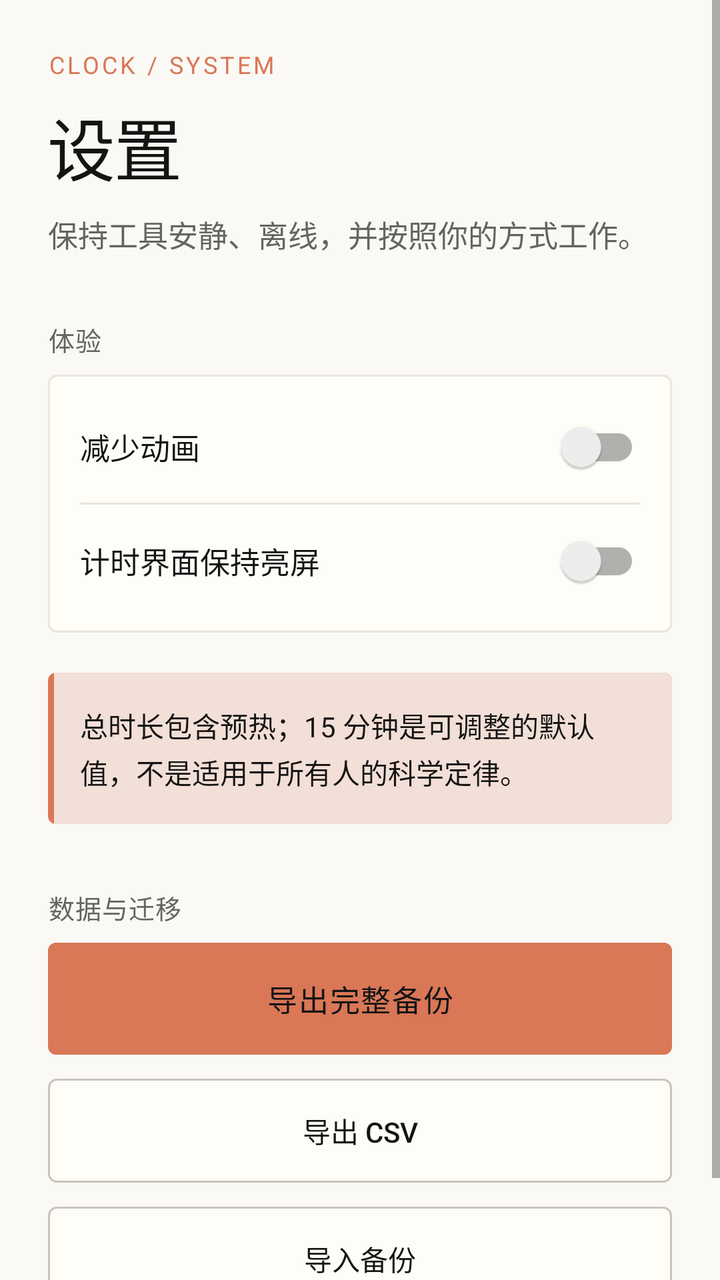
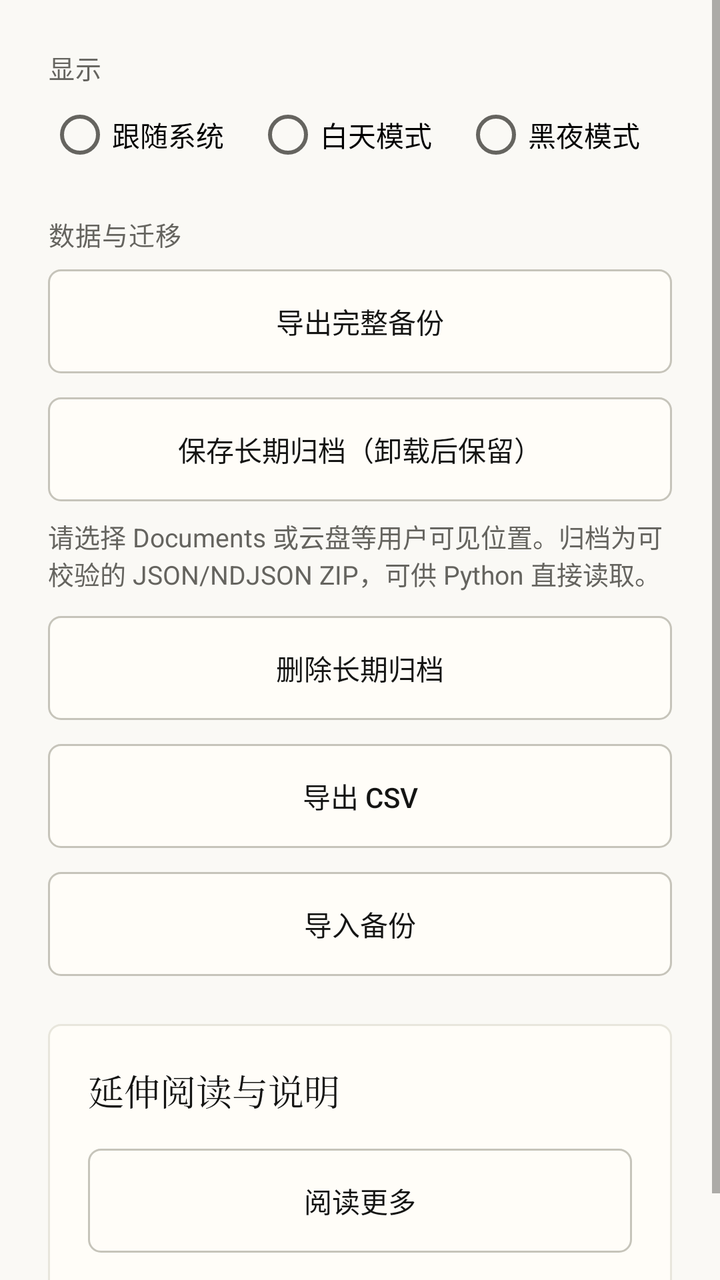

Before-and-after screenshots of an Android layout around one commit, followed by the original layout XML and the change that was made.
<!-- AndroidManifest.xml: application theme Theme.Clock -->
<!-- res/layout/fragment_settings.xml -->
<?xml version="1.0" encoding="utf-8"?>
<ScrollView xmlns:android="http://schemas.android.com/apk/res/android"
    android:layout_width="match_parent"
    android:layout_height="match_parent"
    android:clipToPadding="false"
    android:fillViewport="true">

    <LinearLayout
        android:layout_width="match_parent"
        android:layout_height="wrap_content"
        android:orientation="vertical"
        android:paddingHorizontal="@dimen/screen_gutter"
        android:paddingTop="@dimen/space_24"
        android:paddingBottom="@dimen/space_40">

        <TextView
            android:layout_width="wrap_content"
            android:layout_height="wrap_content"
            android:text="@string/settings_eyebrow"
            android:textAppearance="@style/Clock.Eyebrow" />

        <TextView
            android:layout_width="wrap_content"
            android:layout_height="wrap_content"
            android:layout_marginTop="@dimen/space_8"
            android:text="@string/settings_title"
            android:textAppearance="@style/Clock.ScreenTitle" />

        <TextView
            android:layout_width="match_parent"
            android:layout_height="wrap_content"
            android:layout_marginTop="@dimen/space_8"
            android:lineSpacingExtra="3dp"
            android:text="@string/settings_subtitle"
            android:textColor="@color/clock_on_surface_muted"
            android:textSize="15sp" />

        <TextView
            android:layout_width="wrap_content"
            android:layout_height="wrap_content"
            android:layout_marginTop="@dimen/space_32"
            android:text="@string/settings_behavior_section"
            android:textAppearance="@style/Clock.FieldLabel" />

        <LinearLayout
            android:layout_width="match_parent"
            android:layout_height="wrap_content"
            android:layout_marginTop="@dimen/space_8"
            android:background="@drawable/bg_card"
            android:orientation="vertical"
            android:paddingHorizontal="@dimen/space_16"
            android:paddingVertical="@dimen/space_8">

            <androidx.appcompat.widget.SwitchCompat
                android:id="@+id/reduce_motion"
                android:layout_width="match_parent"
                android:layout_height="wrap_content"
                android:minHeight="56dp"
                android:text="@string/settings_reduce_motion"
                android:textColor="@color/clock_on_surface"
                android:textSize="15sp" />

            <View
                android:layout_width="match_parent"
                android:layout_height="1dp"
                android:background="@color/clock_outline_soft" />

            <androidx.appcompat.widget.SwitchCompat
                android:id="@+id/keep_screen_on"
                android:layout_width="match_parent"
                android:layout_height="wrap_content"
                android:minHeight="56dp"
                android:text="@string/settings_keep_screen_on"
                android:textColor="@color/clock_on_surface"
                android:textSize="15sp" />
        </LinearLayout>

        <TextView
            android:layout_width="match_parent"
            android:layout_height="wrap_content"
            android:layout_marginTop="@dimen/space_20"
            android:background="@drawable/bg_note"
            android:lineSpacingExtra="3dp"
            android:padding="@dimen/space_16"
            android:text="@string/timer_semantics_note"
            android:textColor="@color/clock_on_surface"
            android:textSize="14sp" />

        <TextView
            android:layout_width="wrap_content"
            android:layout_height="wrap_content"
            android:layout_marginTop="@dimen/space_32"
            android:text="@string/settings_data_section"
            android:textAppearance="@style/Clock.FieldLabel" />

        <Button
            android:id="@+id/export_backup"
            style="@style/Clock.PrimaryButton"
            android:layout_width="match_parent"
            android:layout_marginTop="@dimen/space_8"
            android:text="@string/settings_export" />

        <Button
            android:id="@+id/export_csv"
            style="@style/Clock.SecondaryButton"
            android:layout_width="match_parent"
            android:layout_marginTop="@dimen/space_12"
            android:text="@string/settings_export_csv" />

        <Button
            android:id="@+id/import_backup"
            style="@style/Clock.SecondaryButton"
            android:layout_width="match_parent"
            android:layout_marginTop="@dimen/space_12"
            android:text="@string/settings_import" />
    </LinearLayout>
</ScrollView>
<!-- resources referenced by this layout -->
<resources>
  <dimen name="space_32">32dp</dimen>
  <!-- drawable bg_card (drawable) -->
  <shape xmlns:android="http://schemas.android.com/apk/res/android" android:shape="rectangle">
      <solid android:color="@color/clock_surface_raised" />
      <stroke android:width="1dp" android:color="@color/clock_outline_soft" />
      <corners android:radius="4dp" />
  </shape>
  <!-- drawable bg_note (drawable) -->
  <layer-list xmlns:android="http://schemas.android.com/apk/res/android">
      <item>
          <shape android:shape="rectangle">
              <solid android:color="@color/clock_primary" />
              <corners android:radius="4dp" />
          </shape>
      </item>
      <item android:left="3dp">
          <shape android:shape="rectangle">
              <solid android:color="@color/clock_primary_soft" />
              <corners android:topRightRadius="4dp" android:bottomRightRadius="4dp" />
          </shape>
      </item>
  </layer-list>
  <string name="settings_behavior_section">体验</string>
  <string name="settings_eyebrow">CLOCK / SYSTEM</string>
  <string name="settings_keep_screen_on">计时界面保持亮屏</string>
  <string name="settings_reduce_motion">减少动画</string>
  <string name="settings_subtitle">保持工具安静、离线，并按照你的方式工作。</string>
  <string name="settings_title">设置</string>
  <string name="timer_semantics_note">总时长包含预热；15 分钟是可调整的默认值，不是适用于所有人的科学定律。</string>
  <style name="Clock.Eyebrow" parent="TextAppearance.AppCompat.Caption">
          <item name="android:fontFamily">sans-serif-medium</item>
          <item name="android:textColor">@color/clock_primary</item>
          <item name="android:textSize">12sp</item>
          <item name="android:letterSpacing">0.12</item>
          <item name="android:textAllCaps">true</item>
      </style>
  <style name="Clock.PrimaryButton" parent="Widget.AppCompat.Button">
          <item name="android:layout_height">56dp</item>
          <item name="android:background">@drawable/bg_button_primary</item>
          <item name="android:backgroundTint">@null</item>
          <item name="android:fontFamily">sans-serif-medium</item>
          <item name="android:letterSpacing">0.04</item>
          <item name="android:stateListAnimator">@null</item>
          <item name="android:textAllCaps">false</item>
          <item name="android:textColor">@color/clock_on_primary</item>
          <item name="android:textSize">15sp</item>
      </style>
  <style name="Clock.ScreenTitle" parent="TextAppearance.AppCompat.Display1">
          <item name="android:fontFamily">serif</item>
          <item name="android:textColor">@color/clock_on_surface</item>
          <item name="android:textSize">34sp</item>
          <item name="android:textStyle">normal</item>
          <item name="android:letterSpacing">-0.02</item>
      </style>
  <style name="Theme.Clock" parent="Theme.AppCompat.DayNight.NoActionBar">
          <item name="android:fontFamily">sans-serif</item>
          <item name="android:windowBackground">@color/clock_background</item>
          <item name="android:windowLightStatusBar">true</item>
          <item name="android:navigationBarColor">@color/clock_background</item>
          <item name="android:statusBarColor">@color/clock_background</item>
          <item name="android:colorAccent">@color/clock_primary</item>
          <item name="colorPrimary">@color/clock_primary</item>
          <item name="colorAccent">@color/clock_primary</item>
          <item name="colorControlNormal">@color/clock_on_surface_muted</item>
          <item name="colorControlActivated">@color/clock_primary</item>
          <item name="android:colorButtonNormal">@color/clock_surface_raised</item>
          <item name="android:windowNoTitle">true</item>
          <item name="android:windowActionModeOverlay">true</item>
      </style>
  <color name="clock_primary">#D97757</color>
  <color name="clock_primary_soft">#F2DFD7</color>
  <!-- drawable bg_button_primary (drawable) -->
  <selector xmlns:android="http://schemas.android.com/apk/res/android">
      <item android:state_enabled="false">
          <shape android:shape="rectangle">
              <solid android:color="@color/clock_outline" />
              <corners android:radius="4dp" />
          </shape>
      </item>
      <item android:state_pressed="true">
          <shape android:shape="rectangle">
              <solid android:color="@color/clock_primary_soft" />
              <stroke android:width="1dp" android:color="@color/clock_primary" />
              <corners android:radius="4dp" />
          </shape>
      </item>
      <item>
          <shape android:shape="rectangle">
              <solid android:color="@color/clock_primary" />
              <corners android:radius="4dp" />
          </shape>
      </item>
  </selector>
  <color name="clock_on_primary">#141413</color>
  <!-- drawable bg_button_secondary (drawable) -->
  <selector xmlns:android="http://schemas.android.com/apk/res/android">
      <item android:state_pressed="true">
          <shape android:shape="rectangle">
              <solid android:color="@color/clock_primary_soft" />
              <stroke android:width="1dp" android:color="@color/clock_primary" />
              <corners android:radius="4dp" />
          </shape>
      </item>
      <item>
          <shape android:shape="rectangle">
              <solid android:color="@color/clock_surface_raised" />
              <stroke android:width="1dp" android:color="@color/clock_outline" />
              <corners android:radius="4dp" />
          </shape>
      </item>
  </selector>
  <!-- unchanged entries left out for length: 19 -->
</resources>

<!-- the commit's change to res/layout/fragment_settings.xml (unified diff, before → after) -->
@@ -16,89 +16,73 @@
         <TextView
             android:layout_width="wrap_content"
             android:layout_height="wrap_content"
-            android:text="@string/settings_eyebrow"
-            android:textAppearance="@style/Clock.Eyebrow" />
+            android:text="@string/settings_theme_section"
+            android:textAppearance="@style/Clock.FieldLabel" />
+
+        <RadioGroup
+            android:id="@+id/theme_radio_group"
+            android:layout_width="match_parent"
+            android:layout_height="wrap_content"
+            android:layout_marginTop="@dimen/space_8"
+            android:orientation="horizontal">
+
+            <RadioButton
+                android:id="@+id/theme_system"
+                android:layout_width="0dp"
+                android:layout_height="wrap_content"
+                android:layout_weight="1"
+                android:text="@string/settings_theme_system" />
+
+            <RadioButton
+                android:id="@+id/theme_light"
+                android:layout_width="0dp"
+                android:layout_height="wrap_content"
+                android:layout_weight="1"
+                android:text="@string/settings_theme_light" />
+
+            <RadioButton
+                android:id="@+id/theme_dark"
+                android:layout_width="0dp"
+                android:layout_height="wrap_content"
+                android:layout_weight="1"
+                android:text="@string/settings_theme_dark" />
+        </RadioGroup>
 
         <TextView
             android:layout_width="wrap_content"
             android:layout_height="wrap_content"
+            android:layout_marginTop="@dimen/space_24"
+            android:text="@string/settings_data_section"
+            android:textAppearance="@style/Clock.FieldLabel" />
+
+        <Button
+            android:id="@+id/export_backup"
+            style="@style/Clock.SecondaryButton"
+            android:layout_width="match_parent"
             android:layout_marginTop="@dimen/space_8"
-            android:text="@string/settings_title"
-            android:textAppearance="@style/Clock.ScreenTitle" />
+            android:text="@string/settings_export" />
+
+        <Button
+            android:id="@+id/save_durable_archive"
+            style="@style/Clock.SecondaryButton"
+            android:layout_width="match_parent"
+            android:layout_marginTop="@dimen/space_12"
+            android:text="@string/settings_save_durable_archive" />
 
         <TextView
             android:layout_width="match_parent"
             android:layout_height="wrap_content"
             android:layout_marginTop="@dimen/space_8"
-            android:lineSpacingExtra="3dp"
-            android:text="@string/settings_subtitle"
+            android:text="@string/settings_durable_archive_hint"
             android:textColor="@color/clock_on_surface_muted"
-            android:textSize="15sp" />
-
-        <TextView
-            android:layout_width="wrap_content"
-            android:layout_height="wrap_content"
-            android:layout_marginTop="@dimen/space_32"
-            android:text="@string/settings_behavior_section"
-            android:textAppearance="@style/Clock.FieldLabel" />
-
-        <LinearLayout
-            android:layout_width="match_parent"
-            android:layout_height="wrap_content"
-            android:layout_marginTop="@dimen/space_8"
-            android:background="@drawable/bg_card"
-            android:orientation="vertical"
-            android:paddingHorizontal="@dimen/space_16"
-            android:paddingVertical="@dimen/space_8">
-
-            <androidx.appcompat.widget.SwitchCompat
-                android:id="@+id/reduce_motion"
-                android:layout_width="match_parent"
-                android:layout_height="wrap_content"
-                android:minHeight="56dp"
-                android:text="@string/settings_reduce_motion"
-                android:textColor="@color/clock_on_surface"
-                android:textSize="15sp" />
-
-            <View
-                android:layout_width="match_parent"
-                android:layout_height="1dp"
-                android:background="@color/clock_outline_soft" />
-
-            <androidx.appcompat.widget.SwitchCompat
-                android:id="@+id/keep_screen_on"
-                android:layout_width="match_parent"
-                android:layout_height="wrap_content"
-                android:minHeight="56dp"
-                android:text="@string/settings_keep_screen_on"
-                android:textColor="@color/clock_on_surface"
-                android:textSize="15sp" />
-        </LinearLayout>
-
-        <TextView
-            android:layout_width="match_parent"
-            android:layout_height="wrap_content"
-            android:layout_marginTop="@dimen/space_20"
-            android:background="@drawable/bg_note"
-            android:lineSpacingExtra="3dp"
-            android:padding="@dimen/space_16"
-            android:text="@string/timer_semantics_note"
-            android:textColor="@color/clock_on_surface"
-            android:textSize="14sp" />
-
-        <TextView
-            android:layout_width="wrap_content"
-            android:layout_height="wrap_content"
-            android:layout_marginTop="@dimen/space_32"
-            android:text="@string/settings_data_section"
-            android:textAppearance="@style/Clock.FieldLabel" />
+            android:textSize="13sp" />
 
         <Button
-            android:id="@+id/export_backup"
-            style="@style/Clock.PrimaryButton"
+            android:id="@+id/delete_durable_archive"
+            style="@style/Clock.SecondaryButton"
             android:layout_width="match_parent"
-            android:layout_marginTop="@dimen/space_8"
-            android:text="@string/settings_export" />
+            android:layout_marginTop="@dimen/space_12"
+            android:text="@string/settings_delete_durable_archive" />
 
         <Button
             android:id="@+id/export_csv"
@@ -113,5 +97,29 @@
             android:layout_width="match_parent"
             android:layout_marginTop="@dimen/space_12"
             android:text="@string/settings_import" />
+
+        <LinearLayout
+            android:layout_width="match_parent"
+            android:layout_height="wrap_content"
+            android:layout_marginTop="@dimen/space_24"
+            android:background="@drawable/bg_card"
+            android:orientation="vertical"
+            android:padding="@dimen/space_20">
+
+            <TextView
+                android:layout_width="wrap_content"
+                android:layout_height="wrap_content"
+                android:fontFamily="serif"
+                android:text="@string/extended_reading_title"
+                android:textColor="@color/clock_on_surface"
+                android:textSize="18sp" />
+
+            <Button
+                android:id="@+id/read_more"
+                style="@style/Clock.SecondaryButton"
+                android:layout_width="match_parent"
+                android:layout_marginTop="@dimen/space_16"
+                android:text="@string/extended_reading_more" />
+        </LinearLayout>
     </LinearLayout>
 </ScrollView>
<!-- resource entries referenced after the edit -->
@@ -1,65 +1,27 @@
 <!-- resources referenced by this layout -->
 <resources>
-  <dimen name="space_32">32dp</dimen>
   <!-- drawable bg_card (drawable) -->
   <shape xmlns:android="http://schemas.android.com/apk/res/android" android:shape="rectangle">
       <solid android:color="@color/clock_surface_raised" />
       <stroke android:width="1dp" android:color="@color/clock_outline_soft" />
-      <corners android:radius="4dp" />
+      <corners android:radius="6dp" />
   </shape>
-  <!-- drawable bg_note (drawable) -->
-  <layer-list xmlns:android="http://schemas.android.com/apk/res/android">
-      <item>
-          <shape android:shape="rectangle">
-              <solid android:color="@color/clock_primary" />
-              <corners android:radius="4dp" />
-          </shape>
-      </item>
-      <item android:left="3dp">
-          <shape android:shape="rectangle">
-              <solid android:color="@color/clock_primary_soft" />
-              <corners android:topRightRadius="4dp" android:bottomRightRadius="4dp" />
-          </shape>
-      </item>
-  </layer-list>
-  <string name="settings_behavior_section">体验</string>
-  <string name="settings_eyebrow">CLOCK / SYSTEM</string>
-  <string name="settings_keep_screen_on">计时界面保持亮屏</string>
-  <string name="settings_reduce_motion">减少动画</string>
-  <string name="settings_subtitle">保持工具安静、离线，并按照你的方式工作。</string>
-  <string name="settings_title">设置</string>
-  <string name="timer_semantics_note">总时长包含预热；15 分钟是可调整的默认值，不是适用于所有人的科学定律。</string>
-  <style name="Clock.Eyebrow" parent="TextAppearance.AppCompat.Caption">
-          <item name="android:fontFamily">sans-serif-medium</item>
-          <item name="android:textColor">@color/clock_primary</item>
-          <item name="android:textSize">12sp</item>
-          <item name="android:letterSpacing">0.12</item>
-          <item name="android:textAllCaps">true</item>
-      </style>
-  <style name="Clock.PrimaryButton" parent="Widget.AppCompat.Button">
-          <item name="android:layout_height">56dp</item>
-          <item name="android:background">@drawable/bg_button_primary</item>
-          <item name="android:backgroundTint">@null</item>
-          <item name="android:fontFamily">sans-serif-medium</item>
-          <item name="android:letterSpacing">0.04</item>
-          <item name="android:stateListAnimator">@null</item>
-          <item name="android:textAllCaps">false</item>
-          <item name="android:textColor">@color/clock_on_primary</item>
-          <item name="android:textSize">15sp</item>
-      </style>
-  <style name="Clock.ScreenTitle" parent="TextAppearance.AppCompat.Display1">
-          <item name="android:fontFamily">serif</item>
-          <item name="android:textColor">@color/clock_on_surface</item>
-          <item name="android:textSize">34sp</item>
-          <item name="android:textStyle">normal</item>
-          <item name="android:letterSpacing">-0.02</item>
-      </style>
+  <string name="extended_reading_more">阅读更多</string>
+  <string name="extended_reading_title">延伸阅读与说明</string>
+  <string name="settings_delete_durable_archive">删除长期归档</string>
+  <string name="settings_durable_archive_hint">请选择 Documents 或云盘等用户可见位置。归档为可校验的 JSON/NDJSON ZIP，可供 Python 直接读取。</string>
+  <string name="settings_save_durable_archive">保存长期归档（卸载后保留）</string>
+  <string name="settings_theme_dark">黑夜模式</string>
+  <string name="settings_theme_light">白天模式</string>
+  <string name="settings_theme_section">显示</string>
+  <string name="settings_theme_system">跟随系统</string>
   <style name="Theme.Clock" parent="Theme.AppCompat.DayNight.NoActionBar">
           <item name="android:fontFamily">sans-serif</item>
           <item name="android:windowBackground">@color/clock_background</item>
           <item name="android:windowLightStatusBar">true</item>
-          <item name="android:navigationBarColor">@color/clock_background</item>
-          <item name="android:statusBarColor">@color/clock_background</item>
+          <item name="android:statusBarColor">@android:color/transparent</item>
+          <item name="android:navigationBarColor">@android:color/transparent</item>
+          <item name="android:windowLightNavigationBar">true</item>
           <item name="android:colorAccent">@color/clock_primary</item>
           <item name="colorPrimary">@color/clock_primary</item>
           <item name="colorAccent">@color/clock_primary</item>
@@ -69,45 +31,22 @@
           <item name="android:windowNoTitle">true</item>
           <item name="android:windowActionModeOverlay">true</item>
       </style>
-  <color name="clock_primary">#D97757</color>
-  <color name="clock_primary_soft">#F2DFD7</color>
-  <!-- drawable bg_button_primary (drawable) -->
-  <selector xmlns:android="http://schemas.android.com/apk/res/android">
-      <item android:state_enabled="false">
-          <shape android:shape="rectangle">
-              <solid android:color="@color/clock_outline" />
-              <corners android:radius="4dp" />
-          </shape>
-      </item>
-      <item android:state_pressed="true">
-          <shape android:shape="rectangle">
-              <solid android:color="@color/clock_primary_soft" />
-              <stroke android:width="1dp" android:color="@color/clock_primary" />
-              <corners android:radius="4dp" />
-          </shape>
-      </item>
-      <item>
-          <shape android:shape="rectangle">
-              <solid android:color="@color/clock_primary" />
-              <corners android:radius="4dp" />
-          </shape>
-      </item>
-  </selector>
-  <color name="clock_on_primary">#141413</color>
+  <color name="clock_primary">#326FEB</color>
+  <color name="clock_primary_soft">#E0EAFF</color>
   <!-- drawable bg_button_secondary (drawable) -->
   <selector xmlns:android="http://schemas.android.com/apk/res/android">
       <item android:state_pressed="true">
           <shape android:shape="rectangle">
               <solid android:color="@color/clock_primary_soft" />
               <stroke android:width="1dp" android:color="@color/clock_primary" />
-              <corners android:radius="4dp" />
+              <corners android:radius="6dp" />
           </shape>
       </item>
       <item>
           <shape android:shape="rectangle">
               <solid android:color="@color/clock_surface_raised" />
               <stroke android:width="1dp" android:color="@color/clock_outline" />
-              <corners android:radius="4dp" />
+              <corners android:radius="6dp" />
           </shape>
       </item>
   </selector>
